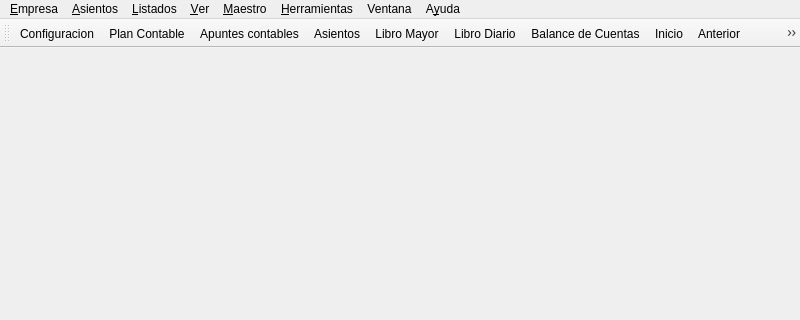
Above: bulmages/bulmacont/src/bulmacontbase.ui from eboladev/Bulmages-1 before the change; both pictures show x 0 to 800 and y 0 to 320 of the 800 by 600 pixel window. Below: the same form after it.
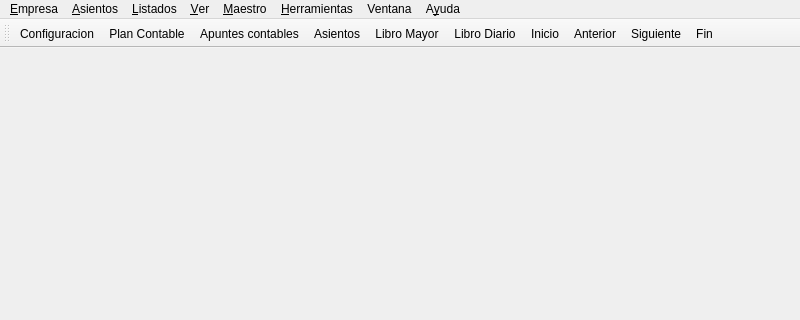
That is the form after the change. Icons and pictures are not drawn.

Commit message: Termino de arreglar cosillas sobre el plugineado de balances.

Patch:
```diff
--- a/bulmages/bulmacont/src/bulmacontbase.ui
+++ b/bulmages/bulmacont/src/bulmacontbase.ui
@@ -140,7 +140,6 @@
    <addaction name="actionAsientos" />
    <addaction name="actionLibro_Mayor" />
    <addaction name="actionLibro_Diario" />
-   <addaction name="actionBalance_de_Cuentas" />
    <addaction name="actionInicio" />
    <addaction name="actionAnterior" />
    <addaction name="actionSiguiente" />
@@ -254,14 +253,6 @@
     <string>Libro &amp;Diario</string>
    </property>
   </action>
-  <action name="actionBalance_de_Cuentas" >
-   <property name="icon" >
-    <iconset resource="../../bulmages.qrc" >:/BulmaCont32x32/images/png/i_balance.xpm</iconset>
-   </property>
-   <property name="text" >
-    <string>&amp;Balance de Cuentas</string>
-   </property>
-  </action>
   <action name="actionFormas_de_Pago" >
    <property name="text" >
     <string>Formas de &amp;pago</string>
```
Left out of the diff: 1 changed line with no effect on the pictures. The commit also changes 4 other files.
